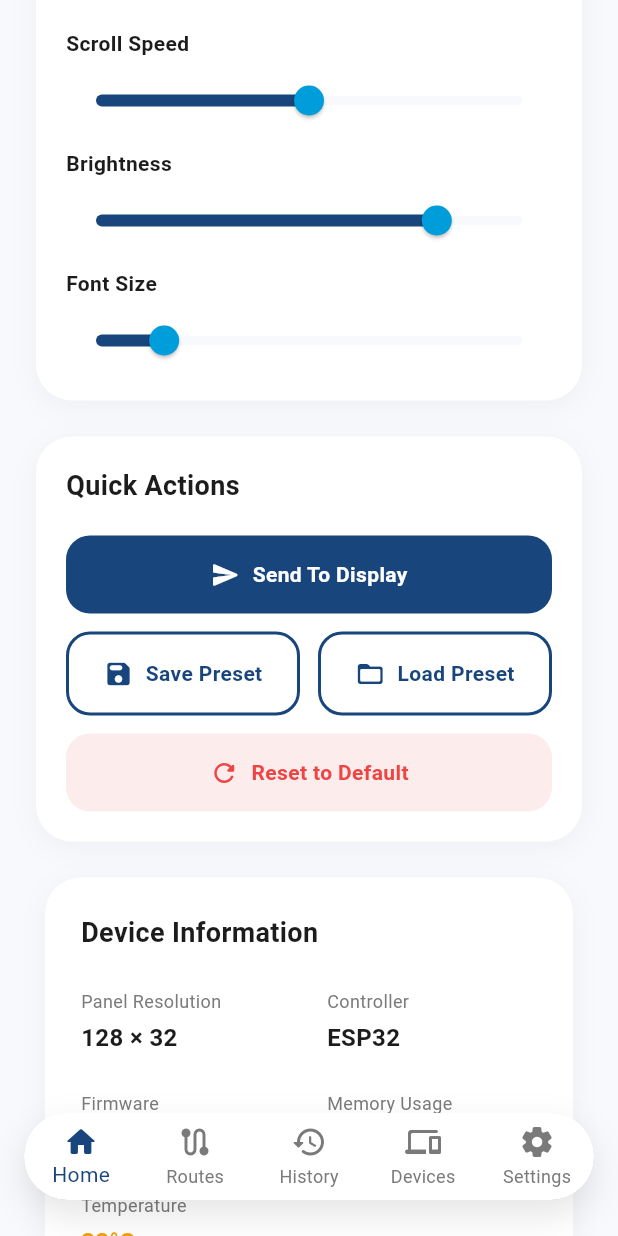
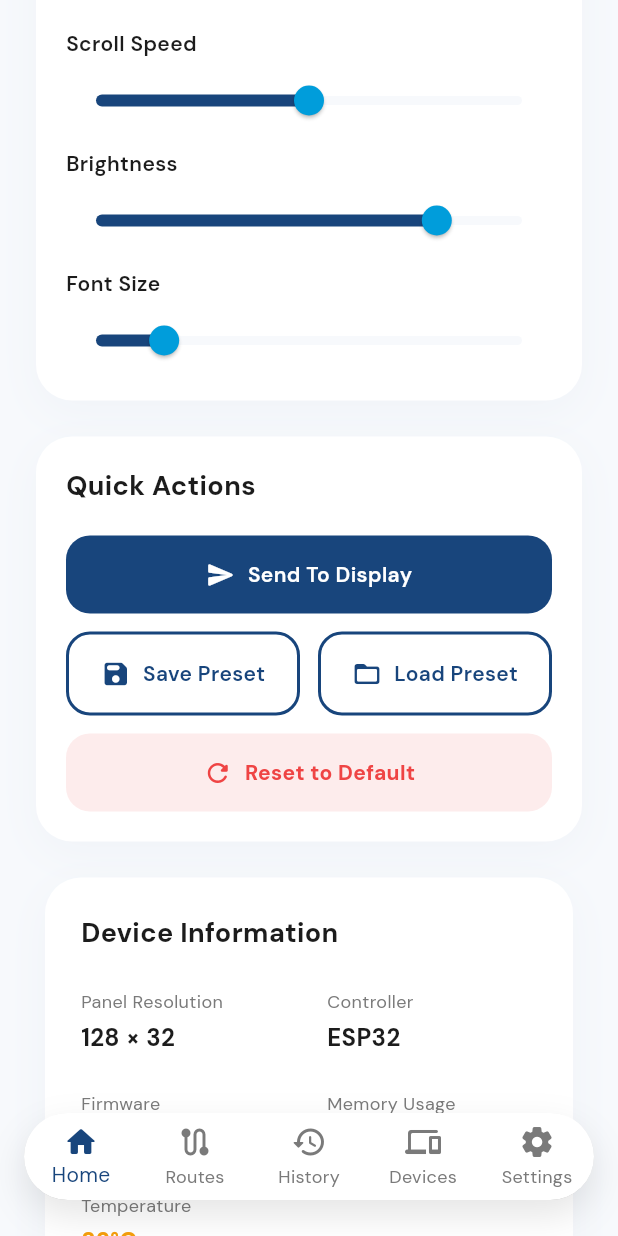
Before and after one commit to asepjamaludinn/inti-busdisplay, a Flutter app: the screen it shows after launch, scrolled down 1152 dp, on a phone screen of 412 x 824 dp. Run offline on Flutter 3.47's test engine with Material 3 defaults, Android fonts, the phone set to English and light mode, and no system bars; our stand-ins replace google_fonts.

Commit message:
refactor: integrate DM Sans typography and enhance premium card shadows

```diff
--- a/lib/theme/app_theme.dart
+++ b/lib/theme/app_theme.dart
@@ -1,4 +1,5 @@
 import 'package:flutter/material.dart';
+import 'package:google_fonts/google_fonts.dart';
 import 'app_colors.dart';
 
 class AppTheme {
@@ -10,11 +11,10 @@ class AppTheme {
         seedColor: AppColors.primary,
         primary: AppColors.primary,
         secondary: AppColors.secondary,
-        background: AppColors.background,
         surface: AppColors.card,
         error: AppColors.danger,
       ),
-      fontFamily: 'Roboto',
+      textTheme: GoogleFonts.dmSansTextTheme(),
       appBarTheme: const AppBarTheme(
         backgroundColor: Colors.transparent,
         elevation: 0,
@@ -32,9 +32,10 @@ class AppTheme {
     borderRadius: BorderRadius.circular(24),
     boxShadow: [
       BoxShadow(
-        color: Colors.black.withOpacity(0.04),
-        blurRadius: 16,
-        offset: const Offset(0, 4),
+        color: const Color(0xFF18457C).withOpacity(0.03),
+        blurRadius: 24,
+        spreadRadius: 0,
+        offset: const Offset(0, 8),
       ),
     ],
   );
--- a/pubspec.yaml
+++ b/pubspec.yaml
@@ -34,6 +34,7 @@ dependencies:
   # The following adds the Cupertino Icons font to your application.
   # Use with the CupertinoIcons class for iOS style icons.
   cupertino_icons: ^1.0.8
+  google_fonts: ^8.2.0
 
 dev_dependencies:
   flutter_test:
```
Also changed, not shown: pubspec.lock, 2 other files.
